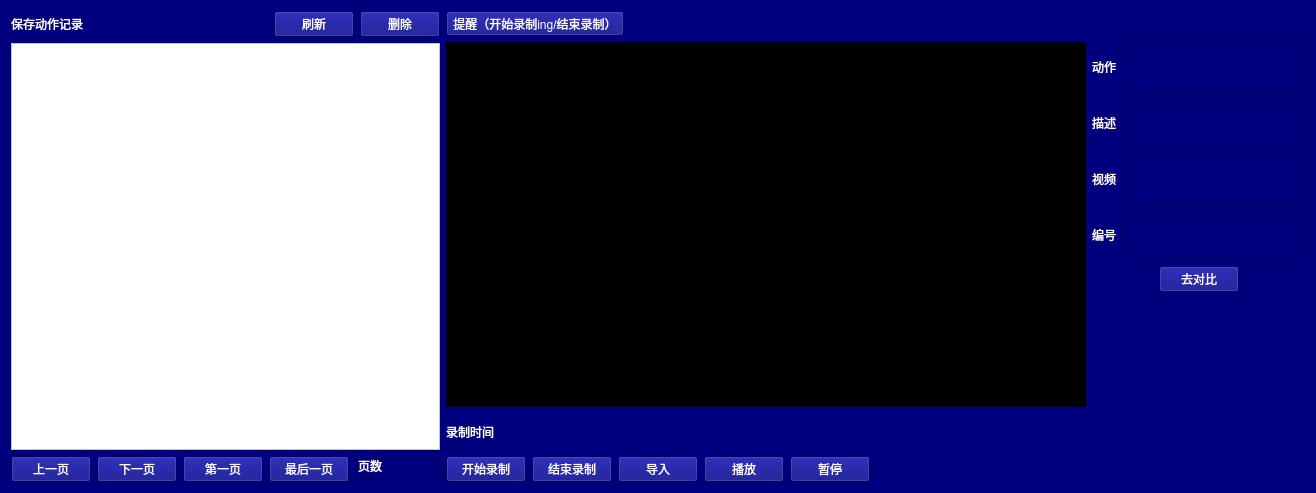
The window that videorecord_page.ui (LiYangDoYourself/keypoints_diff) describes before a commit, drawn with Qt 5.
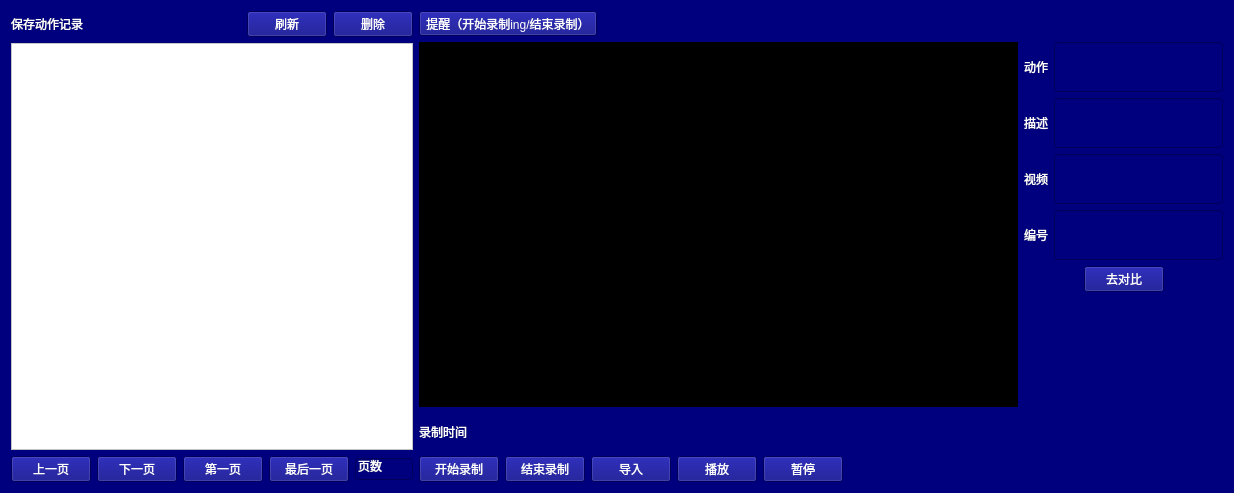
The same window after the commit. Custom widgets are drawn as their Qt base class.

Diff of the .ui file:
```diff
--- a/videorecord_page.ui
+++ b/videorecord_page.ui
@@ -6,7 +6,7 @@
    <rect>
     <x>0</x>
     <y>0</y>
-    <width>1316</width>
+    <width>1234</width>
     <height>493</height>
    </rect>
   </property>
```
